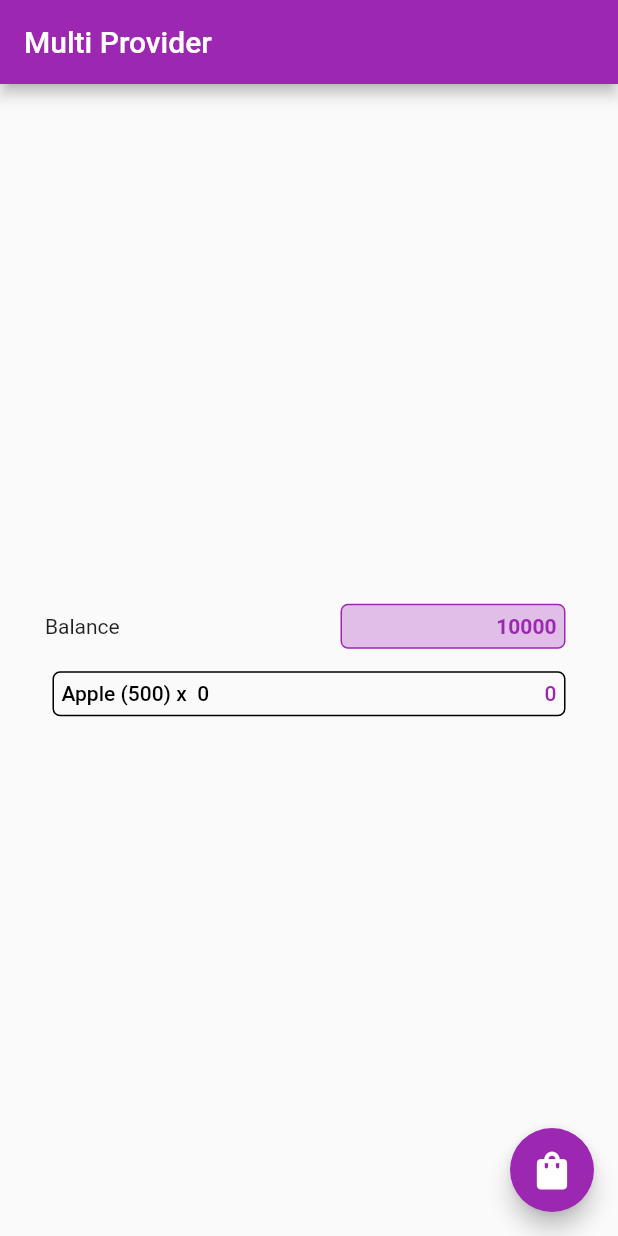
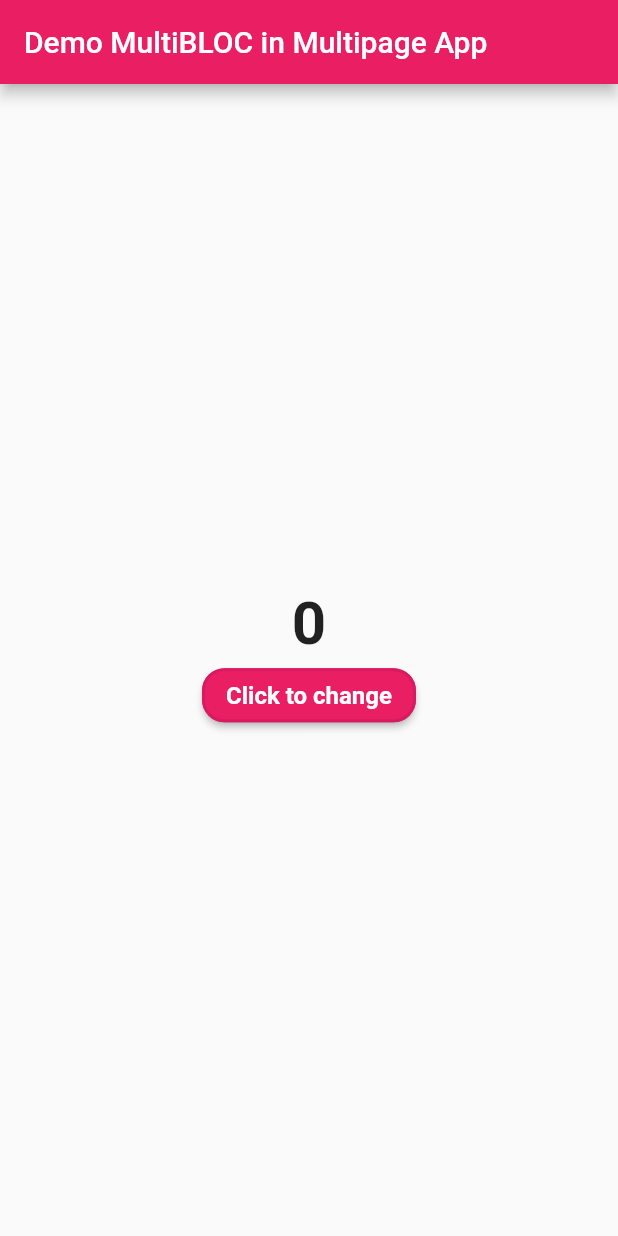
Before and after one commit to haritsdev/belajar_bloc, a Flutter app: the screen it shows after launch, on a phone screen of 412 x 824 dp. Run offline on Flutter 3.47's test engine with Material 2 defaults, Android fonts, the phone set to English and light mode, and no system bars; our stand-ins replace bloc, flutter_bloc.

Commit message:
Part 3 Multi Page dan Multi BLOC

```diff
--- /dev/null
+++ b/lib/bloc/color_bloc.dart
@@ -0,0 +1,18 @@
+import 'package:bloc/bloc.dart';
+import 'package:flutter/material.dart';
+
+enum ColorEvent { toPink, toAmber, toPurple }
+
+class ColorBloc extends Bloc<ColorEvent, Color> {
+  @override
+  Color get initialState => Colors.pink;
+
+  @override
+  Stream<Color> mapEventToState(ColorEvent event) async* {
+    yield (event == ColorEvent.toPink)
+        ? Colors.pink
+        : (event == ColorEvent.toAmber)
+            ? Colors.amber
+            : Colors.purple;
+  }
+}
--- /dev/null
+++ b/lib/bloc/counter_bloc.dart
@@ -0,0 +1,11 @@
+import 'package:bloc/bloc.dart';
+
+class CounterBloc extends Bloc<int, int> {
+  @override
+  int get initialState => 0;
+
+  @override
+  Stream<int> mapEventToState(int event) async* {
+    yield event;
+  }
+}
--- a/lib/cart.dart
+++ /dev/null
@@ -1,10 +0,0 @@
-import 'package:flutter/foundation.dart';
-
-class Cart with ChangeNotifier {
-  int _quantity = 0;
-  int get quantity => _quantity;
-  set quantity(int value) {
-    _quantity = value;
-    notifyListeners();
-  }
-}
--- a/lib/main.dart
+++ b/lib/main.dart
@@ -1,8 +1,8 @@
+import 'package:belajar_bloc/bloc/color_bloc.dart';
+import 'package:belajar_bloc/bloc/counter_bloc.dart';
+import 'package:belajar_bloc/ui/main_page.dart';
 import 'package:flutter/material.dart';
-import 'package:provider/provider.dart';
-
-import 'cart.dart';
-import 'money.dart';
+import 'package:flutter_bloc/flutter_bloc.dart';
 
 void main() {
   runApp(MyApp());
@@ -11,111 +11,18 @@ void main() {
 class MyApp extends StatelessWidget {
   @override
   Widget build(BuildContext context) {
-    return MaterialApp(
-      home: MultiProvider(
-        providers: [
-          ChangeNotifierProvider<Money>(
-            create: (context) => Money(),
-          ),
-          ChangeNotifierProvider<Cart>(
-            create: (context) => Cart(),
-          )
-        ],
-        child: Scaffold(
-          floatingActionButton: Consumer<Money>(
-            builder: (context, money, _) => Consumer<Cart>(
-              builder: (context, cart, _) => FloatingActionButton(
-                onPressed: () {
-                  if (money.balance >= 500) {
-                    cart.quantity += 1;
-                    money.balance -= 500;
-                  }
-                },
-                child: Icon(
-                  Icons.shopping_bag_rounded,
-                  size: 30,
-                ),
-                backgroundColor: Colors.purple,
-              ),
-            ),
-          ),
-          appBar: AppBar(
-            backgroundColor: Colors.purple,
-            title: Text("Multi Provider"),
-          ),
-          body: Center(
-            child: Container(
-              margin: EdgeInsets.symmetric(horizontal: 30),
-              width: double.infinity,
-              child: Column(
-                mainAxisAlignment: MainAxisAlignment.center,
-                children: [
-                  Row(
-                    mainAxisAlignment: MainAxisAlignment.spaceBetween,
-                    children: [
-                      Text("Balance"),
-                      Container(
-                        child: Align(
-                          alignment: Alignment.centerRight,
-                          child: Consumer<Money>(
-                            builder: (context, money, _) => Text(
-                              money.balance.toString(),
-                              style: TextStyle(
-                                  color: Colors.purple,
-                                  fontWeight: FontWeight.w700),
-                            ),
-                          ),
-                        ),
-                        height: 30,
-                        width: 150,
-                        margin: EdgeInsets.all(5),
-                        padding: EdgeInsets.all(5),
-                        decoration: BoxDecoration(
-                            borderRadius: BorderRadius.circular(5),
-                            color: Colors.purple[100],
-                            border: Border.all(color: Colors.purple)),
-                      )
-                    ],
-                  ),
-                  SizedBox(
-                    height: 5,
-                  ),
-                  Container(
-                    child: Align(
-                      alignment: Alignment.centerRight,
-                      child: Consumer<Cart>(
-                        builder: (context, cart, _) => Row(
-                          mainAxisAlignment: MainAxisAlignment.spaceBetween,
-                          children: [
-                            Text(
-                              "Apple (500) x  ${cart.quantity.toString()}",
-                              style: TextStyle(
-                                  color: Colors.black,
-                                  fontWeight: FontWeight.w500),
-                            ),
-                            Text(
-                              (500 * cart.quantity).toString(),
-                              style: TextStyle(
-                                  color: Colors.purple,
-                                  fontWeight: FontWeight.w500),
-                            ),
-                          ],
-                        ),
-                      ),
-                    ),
-                    height: 30,
-                    margin: EdgeInsets.all(5),
-                    padding: EdgeInsets.all(5),
-                    decoration: BoxDecoration(
-                      border: Border.all(color: Colors.black),
-                      borderRadius: BorderRadius.circular(5),
-                    ),
-                  )
-                ],
-              ),
-            ),
-          ),
+    return MultiBlocProvider(
+      providers: [
+        BlocProvider<ColorBloc>(
+          create: (context) => ColorBloc(),
         ),
+        BlocProvider<CounterBloc>(
+          create: (context) => CounterBloc(),
+        ),
+      ],
+      child: MaterialApp(
+        debugShowCheckedModeBanner: false,
+        home: MainPage(),
       ),
     );
   }
--- a/lib/money.dart
+++ /dev/null
@@ -1,10 +0,0 @@
-import 'package:flutter/foundation.dart';
-
-class Money with ChangeNotifier {
-  int _balance = 10000;
-  int get balance => _balance;
-  set balance(int value) {
-    _balance = value;
-    notifyListeners();
-  }
-}
--- /dev/null
+++ b/lib/ui/draft_page.dart
@@ -0,0 +1,17 @@
+import 'package:flutter/material.dart';
+
+class DraftPage extends StatelessWidget {
+  final Color backgroundColor;
+  final Widget body;
+
+  DraftPage({this.body, this.backgroundColor = Colors.indigoAccent});
+  @override
+  Widget build(BuildContext context) {
+    return Scaffold(
+      appBar: AppBar(
+          backgroundColor: backgroundColor,
+          title: Text("Demo MultiBLOC in Multipage App")),
+      body: body,
+    );
+  }
+}
--- /dev/null
+++ b/lib/ui/main_page.dart
@@ -0,0 +1,49 @@
+import 'package:belajar_bloc/bloc/color_bloc.dart';
+import 'package:belajar_bloc/bloc/counter_bloc.dart';
+import 'package:belajar_bloc/ui/draft_page.dart';
+import 'package:belajar_bloc/ui/second_page.dart';
+import 'package:flutter/material.dart';
+import 'package:flutter_bloc/flutter_bloc.dart';
+
+class MainPage extends StatelessWidget {
+  @override
+  Widget build(BuildContext context) {
+    return BlocBuilder<ColorBloc, Color>(
+      builder: (context, color) => DraftPage(
+        backgroundColor: color,
+        body: Center(
+          child: Column(
+            mainAxisSize: MainAxisSize.min,
+            children: [
+              BlocBuilder<CounterBloc, int>(
+                builder: (context, number) => Text(
+                  number.toString(),
+                  style: TextStyle(fontSize: 40, fontWeight: FontWeight.bold),
+                ),
+              ),
+              ElevatedButton(
+                  style: ButtonStyle(
+                      backgroundColor: MaterialStateProperty.all<Color>(color),
+                      shape: MaterialStateProperty.all<RoundedRectangleBorder>(
+                          RoundedRectangleBorder(
+                              borderRadius: BorderRadius.circular(15),
+                              side: BorderSide(
+                                  color: Colors.pink[600], width: 2.0)))),
+                  onPressed: () {
+                    Navigator.push(context,
+                        MaterialPageRoute(builder: (context) => SecondPage()));
+                  },
+                  child: Text(
+                    "Click to change",
+                    style: TextStyle(
+                        color: Colors.white,
+                        fontWeight: FontWeight.bold,
+                        fontSize: 16),
+                  ))
+            ],
+          ),
+        ),
+      ),
+    );
+  }
+}
--- a/pubspec.yaml
+++ b/pubspec.yaml
@@ -28,7 +28,7 @@ dependencies:
   # The following adds the Cupertino Icons font to your application.
   # Use with the CupertinoIcons class for iOS style icons.
   cupertino_icons: ^1.0.2
-  provider: ^4.3.3
+  flutter_bloc: ^4.0.0
 
 dev_dependencies:
   flutter_test:
```
Also changed, not shown: lib/ui/second_page.dart (added, +74 -0 lines), pubspec.lock.
